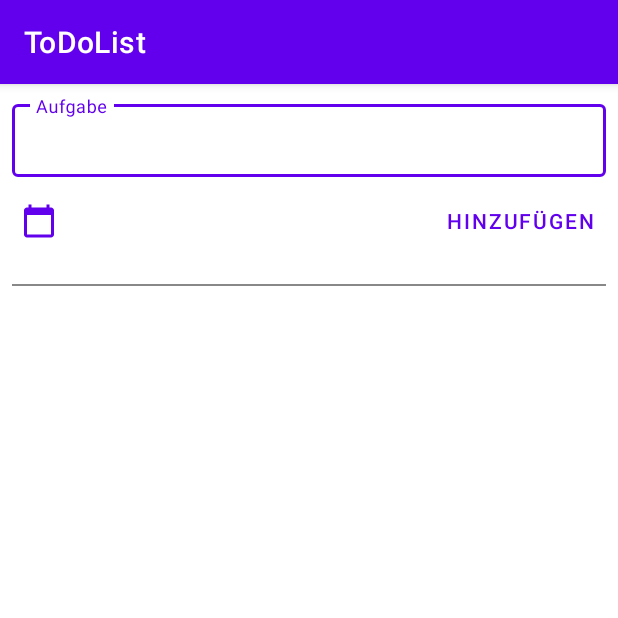
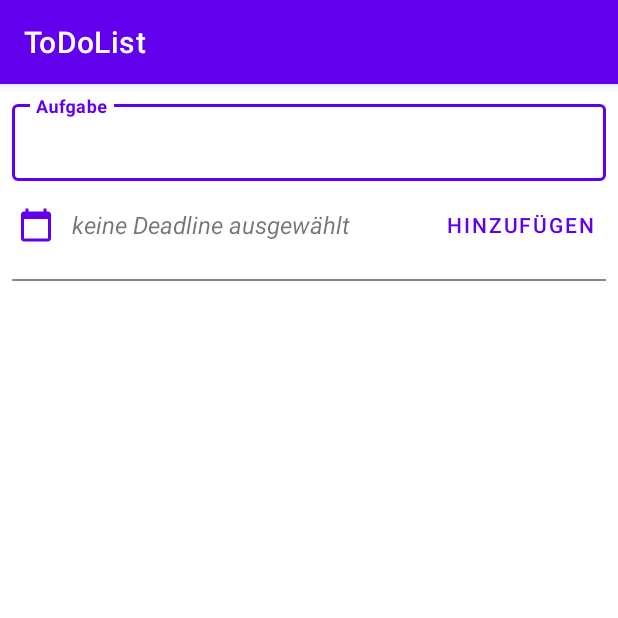
Before and after one commit to eichingertim/ba-debugging-tasks-before, an Android app: the screen it shows after launch (MainActivity), on a phone screen of 412 x 824 dp, the top half of it. Run offline under Robolectric (Android 15) with nearby library versions, the phone set to English and light mode, and no system bars.

Commit message:
working app

```diff
--- a/app/src/main/res/layout/activity_main.xml
+++ b/app/src/main/res/layout/activity_main.xml
@@ -2,27 +2,30 @@
 <LinearLayout xmlns:android="http://schemas.android.com/apk/res/android"
     xmlns:app="http://schemas.android.com/apk/res-auto"
     xmlns:tools="http://schemas.android.com/tools"
-    android:orientation="vertical"
     android:layout_width="match_parent"
     android:layout_height="match_parent"
+    android:orientation="vertical"
     tools:context=".MainActivity">
 
     <LinearLayout
         android:layout_width="match_parent"
+        android:layout_height="wrap_content"
         android:orientation="vertical"
-        android:padding="8dp"
-        android:layout_height="wrap_content">
+        android:padding="8dp">
 
         <com.google.android.material.textfield.TextInputLayout
+            style="@style/Widget.MaterialComponents.TextInputLayout.OutlinedBox.Dense"
             android:layout_width="match_parent"
-            android:hint="@string/task"
-            style="@style/Widget.MaterialComponents.TextInputLayout.OutlinedBox.Dense"
-            android:layout_height="wrap_content">
+            android:layout_height="wrap_content"
+            android:hint="@string/task">
 
             <com.google.android.material.textfield.TextInputEditText
                 android:id="@+id/et_task_input"
+                android:textSize="18sp"
+                android:textStyle="bold"
+                android:textColor="@color/black"
                 android:layout_width="match_parent"
-                android:layout_height="wrap_content"/>
+                android:layout_height="wrap_content" />
 
         </com.google.android.material.textfield.TextInputLayout>
 
@@ -35,27 +38,30 @@
 
             <ImageButton
                 android:id="@+id/btn_select_deadline"
-                android:padding="6dp"
                 android:layout_width="wrap_content"
                 android:layout_height="wrap_content"
+                android:background="?attr/selectableItemBackgroundBorderless"
+                android:padding="4dp"
                 android:src="@drawable/ic_calendar"
-                android:tint="@color/purple_500"
-                android:background="?attr/selectableItemBackgroundBorderless"/>
+                android:tint="@color/purple_500" />
 
 
             <TextView
                 android:id="@+id/tv_selected_date"
                 android:layout_width="0dp"
+                android:layout_height="wrap_content"
+                android:layout_marginHorizontal="8dp"
                 android:layout_weight="1"
-                android:layout_marginHorizontal="8dp"
-                android:layout_height="wrap_content" />
+                android:textSize="16sp"
+                android:textStyle="italic"
+                android:text="@string/deadline_preview_empty"/>
 
             <Button
                 android:id="@+id/btn_add"
                 style="@style/Widget.MaterialComponents.Button.TextButton"
                 android:layout_width="wrap_content"
                 android:layout_height="wrap_content"
-                android:text="@string/add"/>
+                android:text="@string/add" />
 
         </LinearLayout>
 
@@ -63,16 +69,18 @@
 
 
     <View
-        android:layout_marginVertical="10dp"
         android:layout_width="match_parent"
+        android:layout_height="1dp"
+        android:layout_marginBottom="10dp"
         android:layout_marginHorizontal="8dp"
-        android:layout_height="1dp"
+        android:layout_marginTop="4dp"
         android:background="@color/light_grey" />
 
     <ListView
         android:id="@+id/lv_tasks"
         android:layout_width="match_parent"
+        android:layout_height="0dp"
         android:layout_weight="1"
-        android:layout_height="0dp"/>
+        android:padding="4dp"/>
 
 </LinearLayout>
--- a/app/src/main/res/layout/layout_task.xml
+++ b/app/src/main/res/layout/layout_task.xml
@@ -10,7 +10,7 @@
     <TextView
         android:id="@+id/tv_description"
         android:layout_width="wrap_content"
-        android:textSize="16sp"
+        android:textSize="18sp"
         android:textStyle="bold"
         android:layout_marginBottom="5dp"
         android:textColor="@color/black"
@@ -18,6 +18,7 @@
         android:text=""/>
 
     <LinearLayout
+        android:id="@+id/ll_container_deadline"
         android:layout_width="wrap_content"
         android:gravity="center_vertical"
         android:layout_height="wrap_content"
--- a/app/src/main/res/values/strings.xml
+++ b/app/src/main/res/values/strings.xml
@@ -2,4 +2,6 @@
     <string name="app_name">ToDoList</string>
     <string name="add">Hinzufügen</string>
     <string name="task">Aufgabe</string>
+    <string name="deadline_preview_empty">keine Deadline ausgewählt</string>
+    <string name="empty_input_warning">Gib zuerst eine Aufgabe ein</string>
 </resources>
```
Also changed, not shown: app/src/main/java/de/mi/ur/todolist/MainActivity.java (+20 -2 lines), app/src/main/java/de/mi/ur/todolist/TaskAdapter.java (+10 -2 lines).
